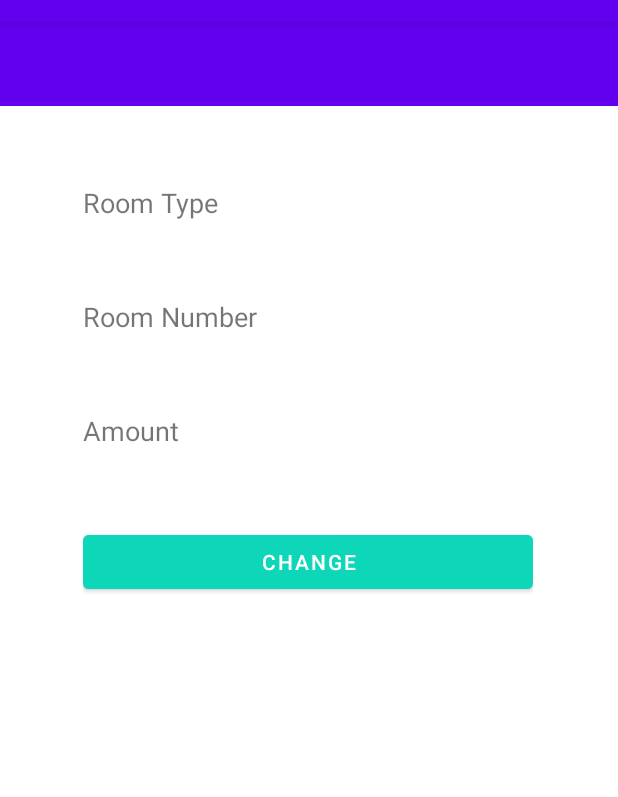
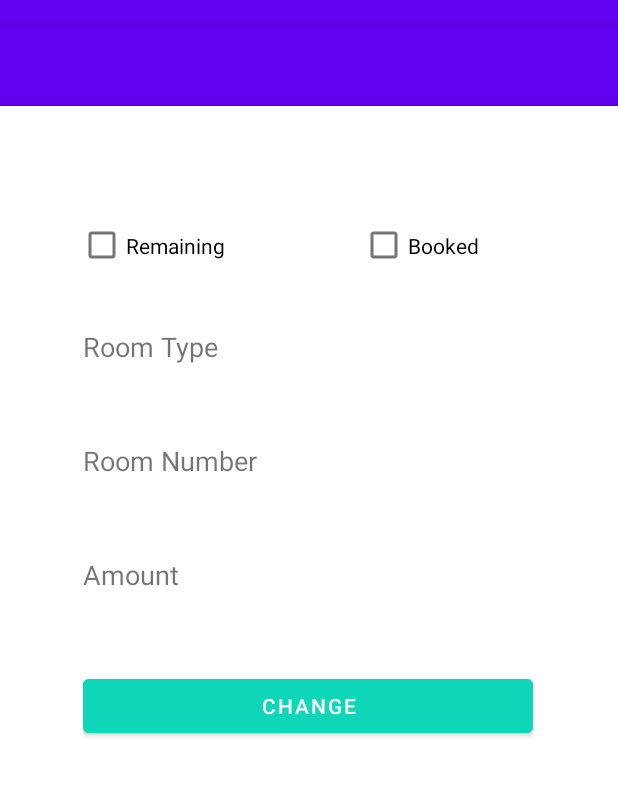
Before and after one commit to RobertHESSO/RoomReservation, an Android app: the BookedRoomList screen opened directly, with no data from a screen before it, on a phone screen of 412 x 824 dp, the part 62-859 px from its top. Run offline under Robolectric (Android 15) with nearby library versions, the phone set to English and light mode, and no system bars.

Commit message:
GUi ergänzt mit check boxen du kleiner b******

```diff
--- a/app/src/main/res/layout/activity_booked_room_list.xml
+++ b/app/src/main/res/layout/activity_booked_room_list.xml
@@ -6,11 +6,21 @@
     android:layout_height="match_parent"
     tools:context=".BookedRoomList">
 
+    <CheckBox
+        android:id="@+id/checkBoxBooked"
+        android:layout_width="120dp"
+        android:layout_height="42dp"
+        android:layout_marginStart="240dp"
+        android:layout_marginTop="128dp"
+        android:text="Booked"
+        app:layout_constraintStart_toStartOf="parent"
+        app:layout_constraintTop_toTopOf="parent" />
+
     <LinearLayout
         android:id="@+id/LinearLayout"
         android:layout_width="300dp"
         android:layout_height="412dp"
-        android:layout_marginTop="108dp"
+        android:layout_marginTop="204dp"
         android:background="@color/white"
         android:orientation="vertical"
         app:layout_constraintEnd_toEndOf="parent"
@@ -75,4 +85,14 @@
         app:layout_constraintStart_toStartOf="parent"
         app:layout_constraintTop_toTopOf="parent" />
 
+    <CheckBox
+        android:id="@+id/checkBoxRemaining"
+        android:layout_width="120dp"
+        android:layout_height="42dp"
+        android:layout_marginStart="52dp"
+        android:layout_marginTop="128dp"
+        android:text="Remaining "
+        app:layout_constraintStart_toStartOf="parent"
+        app:layout_constraintTop_toTopOf="parent" />
+
 </androidx.constraintlayout.widget.ConstraintLayout>
```
